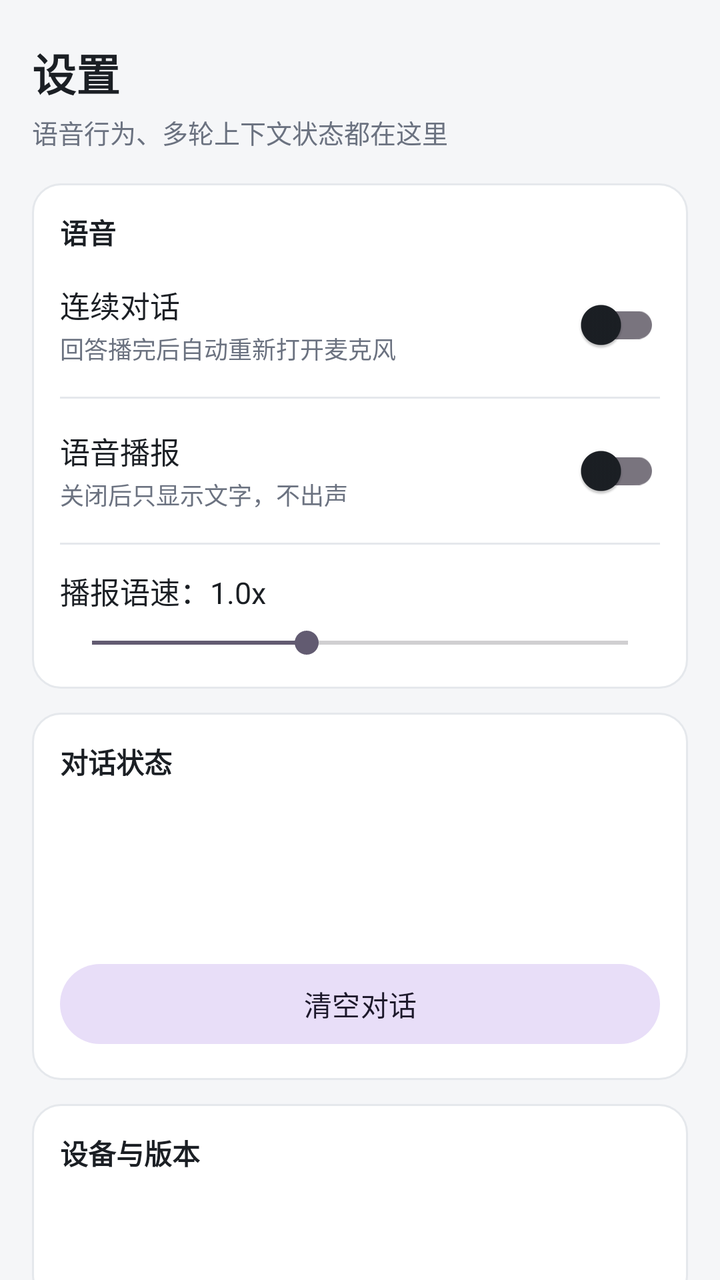
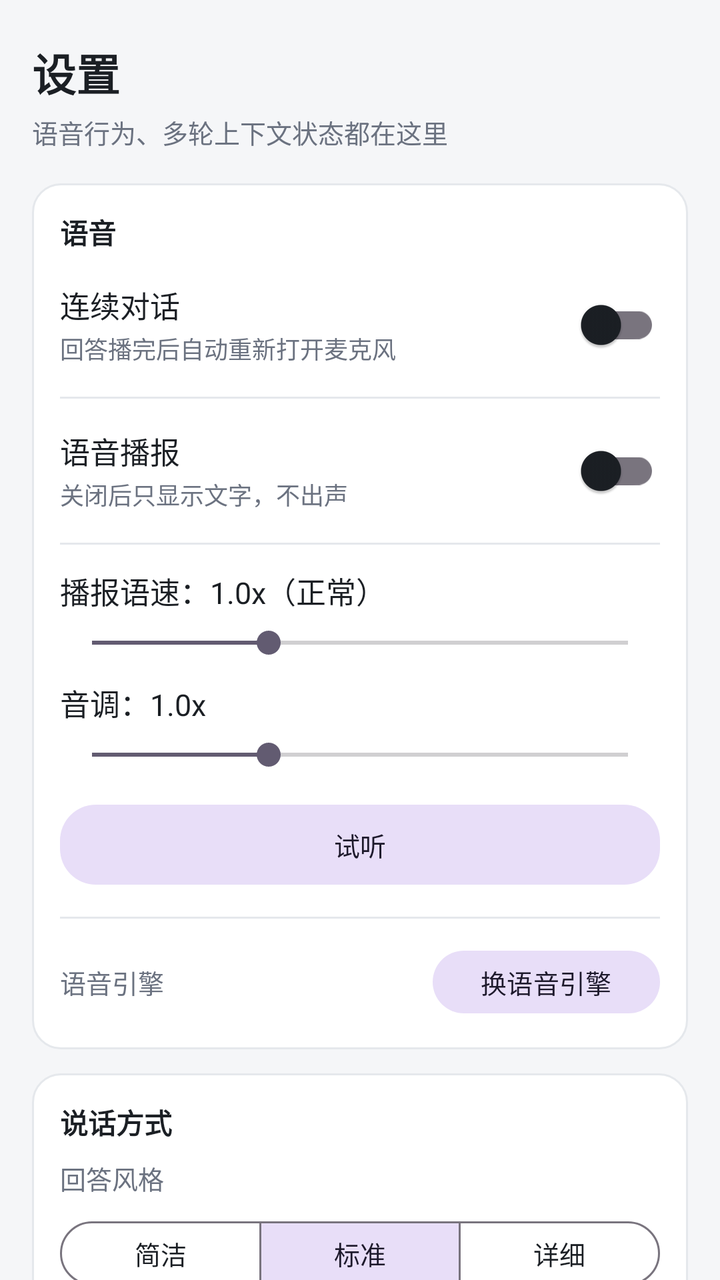

Two renders of the same Android screen: before a commit and after it. Below are the layout's source before the change and the commit's diff.
<!-- AndroidManifest.xml: application theme Theme.VoiceAssistant -->
<!-- res/layout/fragment_settings.xml -->
<?xml version="1.0" encoding="utf-8"?>
<ScrollView xmlns:android="http://schemas.android.com/apk/res/android"
    android:layout_width="match_parent"
    android:layout_height="match_parent"
    android:background="@color/bg_app"
    android:fillViewport="true"
    android:scrollbars="none">

    <LinearLayout
        android:layout_width="match_parent"
        android:layout_height="wrap_content"
        android:orientation="vertical"
        android:paddingStart="16dp"
        android:paddingTop="20dp"
        android:paddingEnd="16dp"
        android:paddingBottom="24dp">

        <TextView
            android:layout_width="wrap_content"
            android:layout_height="wrap_content"
            android:text="@string/settings_title"
            android:textColor="@color/text_primary"
            android:textSize="22sp"
            android:textStyle="bold" />

        <TextView
            android:layout_width="wrap_content"
            android:layout_height="wrap_content"
            android:layout_marginTop="4dp"
            android:text="@string/settings_subtitle"
            android:textColor="@color/text_secondary"
            android:textSize="13sp" />

        
        <LinearLayout
            android:layout_width="match_parent"
            android:layout_height="wrap_content"
            android:layout_marginTop="16dp"
            android:background="@drawable/bg_card"
            android:orientation="vertical"
            android:padding="14dp">

            <TextView
                android:layout_width="wrap_content"
                android:layout_height="wrap_content"
                android:text="@string/settings_group_voice"
                android:textColor="@color/text_primary"
                android:textSize="14sp"
                android:textStyle="bold" />

            <LinearLayout
                android:layout_width="match_parent"
                android:layout_height="wrap_content"
                android:layout_marginTop="12dp"
                android:gravity="center_vertical"
                android:orientation="horizontal">

                <LinearLayout
                    android:layout_width="0dp"
                    android:layout_height="wrap_content"
                    android:layout_weight="1"
                    android:orientation="vertical">

                    <TextView
                        android:layout_width="wrap_content"
                        android:layout_height="wrap_content"
                        android:text="@string/settings_continuous"
                        android:textColor="@color/text_primary"
                        android:textSize="15sp" />

                    <TextView
                        android:layout_width="wrap_content"
                        android:layout_height="wrap_content"
                        android:layout_marginTop="2dp"
                        android:text="@string/settings_continuous_desc"
                        android:textColor="@color/text_secondary"
                        android:textSize="12sp" />
                </LinearLayout>

                <com.google.android.material.switchmaterial.SwitchMaterial
                    android:id="@+id/switchContinuous"
                    android:layout_width="wrap_content"
                    android:layout_height="wrap_content" />
            </LinearLayout>

            <View
                android:layout_width="match_parent"
                android:layout_height="1dp"
                android:layout_marginTop="12dp"
                android:layout_marginBottom="12dp"
                android:background="@color/bubble_bot_stroke" />

            <LinearLayout
                android:layout_width="match_parent"
                android:layout_height="wrap_content"
                android:gravity="center_vertical"
                android:orientation="horizontal">

                <LinearLayout
                    android:layout_width="0dp"
                    android:layout_height="wrap_content"
                    android:layout_weight="1"
                    android:orientation="vertical">

                    <TextView
                        android:layout_width="wrap_content"
                        android:layout_height="wrap_content"
                        android:text="@string/settings_speak"
                        android:textColor="@color/text_primary"
                        android:textSize="15sp" />

                    <TextView
                        android:layout_width="wrap_content"
                        android:layout_height="wrap_content"
                        android:layout_marginTop="2dp"
                        android:text="@string/settings_speak_desc"
                        android:textColor="@color/text_secondary"
                        android:textSize="12sp" />
                </LinearLayout>

                <com.google.android.material.switchmaterial.SwitchMaterial
                    android:id="@+id/switchSpeak"
                    android:layout_width="wrap_content"
                    android:layout_height="wrap_content" />
            </LinearLayout>

            <View
                android:layout_width="match_parent"
                android:layout_height="1dp"
                android:layout_marginTop="12dp"
                android:layout_marginBottom="12dp"
                android:background="@color/bubble_bot_stroke" />

            <TextView
                android:id="@+id/tvRateValue"
                android:layout_width="wrap_content"
                android:layout_height="wrap_content"
                android:text="@string/settings_rate_default"
                android:textColor="@color/text_primary"
                android:textSize="15sp" />

            <SeekBar
                android:id="@+id/seekRate"
                android:layout_width="match_parent"
                android:layout_height="wrap_content"
                android:layout_marginTop="6dp"
                android:max="100"
                android:progress="40" />
        </LinearLayout>

        
        <LinearLayout
            android:layout_width="match_parent"
            android:layout_height="wrap_content"
            android:layout_marginTop="12dp"
            android:background="@drawable/bg_card"
            android:orientation="vertical"
            android:padding="14dp">

            <TextView
                android:layout_width="wrap_content"
                android:layout_height="wrap_content"
                android:text="@string/settings_group_context"
                android:textColor="@color/text_primary"
                android:textSize="14sp"
                android:textStyle="bold" />

            <TextView
                android:id="@+id/tvLastIntent"
                android:layout_width="match_parent"
                android:layout_height="wrap_content"
                android:layout_marginTop="10dp"
                android:textColor="@color/text_secondary"
                android:textSize="13sp" />

            <TextView
                android:id="@+id/tvContext"
                android:layout_width="match_parent"
                android:layout_height="wrap_content"
                android:layout_marginTop="6dp"
                android:textColor="@color/text_secondary"
                android:textSize="13sp" />

            <TextView
                android:id="@+id/tvMessageCount"
                android:layout_width="match_parent"
                android:layout_height="wrap_content"
                android:layout_marginTop="6dp"
                android:textColor="@color/text_secondary"
                android:textSize="13sp" />

            <com.google.android.material.button.MaterialButton
                android:id="@+id/btnClearChat"
                style="@style/Widget.Material3.Button.TonalButton"
                android:layout_width="match_parent"
                android:layout_height="wrap_content"
                android:layout_marginTop="12dp"
                android:text="@string/desc_clear" />
        </LinearLayout>

        
        <LinearLayout
            android:layout_width="match_parent"
            android:layout_height="wrap_content"
            android:layout_marginTop="12dp"
            android:background="@drawable/bg_card"
            android:orientation="vertical"
            android:padding="14dp">

            <TextView
                android:layout_width="wrap_content"
                android:layout_height="wrap_content"
                android:text="@string/settings_group_device"
                android:textColor="@color/text_primary"
                android:textSize="14sp"
                android:textStyle="bold" />

            <TextView
                android:id="@+id/tvRecognizerStatus"
                android:layout_width="match_parent"
                android:layout_height="wrap_content"
                android:layout_marginTop="10dp"
                android:textColor="@color/text_secondary"
                android:textSize="13sp" />

            <TextView
                android:id="@+id/tvVersion"
                android:layout_width="match_parent"
                android:layout_height="wrap_content"
                android:layout_marginTop="6dp"
                android:textColor="@color/text_secondary"
                android:textSize="13sp" />
        </LinearLayout>

    </LinearLayout>
</ScrollView>
<!-- resources referenced by this layout -->
<resources>
  <color name="bg_app">#F5F6F8</color>
  <color name="bubble_bot_stroke">#E5E8EC</color>
  <color name="text_primary">#1B1F24</color>
  <color name="text_secondary">#6B7280</color>
  <!-- drawable bg_card (drawable) -->
  <?xml version="1.0" encoding="utf-8"?>
  <shape xmlns:android="http://schemas.android.com/apk/res/android"
      android:shape="rectangle">
      <solid android:color="@color/surface" />
      <corners android:radius="14dp" />
      <stroke
          android:width="1dp"
          android:color="@color/bubble_bot_stroke" />
  </shape>
  <string name="desc_clear">清空对话</string>
  <string name="settings_continuous">连续对话</string>
  <string name="settings_continuous_desc">回答播完后自动重新打开麦克风</string>
  <string name="settings_group_context">对话状态</string>
  <string name="settings_group_device">设备与版本</string>
  <string name="settings_group_voice">语音</string>
  <string name="settings_rate_default">播报语速：1.0x</string>
  <string name="settings_speak">语音播报</string>
  <string name="settings_speak_desc">关闭后只显示文字，不出声</string>
  <string name="settings_subtitle">语音行为、多轮上下文状态都在这里</string>
  <string name="settings_title">设置</string>
  <style name="Theme.VoiceAssistant" parent="Base.Theme.VoiceAssistant" />
  <color name="surface">#FFFFFFFF</color>
  <style name="Base.Theme.VoiceAssistant" parent="Theme.Material3.Light.NoActionBar">
          
          <item name="colorPrimary">@color/brand_primary</item>
          <item name="colorOnPrimary">@color/white</item>
          <item name="colorPrimaryContainer">@color/chip_bg</item>
          <item name="colorOnPrimaryContainer">@color/brand_primary_dark</item>
          <item name="colorSurface">@color/surface</item>
          <item name="colorOnSurface">@color/text_primary</item>
          <item name="colorSurfaceVariant">@color/input_bg</item>
          <item name="colorOnSurfaceVariant">@color/text_secondary</item>
          <item name="android:colorBackground">@color/bg_app</item>
  
          
          <item name="android:windowBackground">@color/bg_app</item>
  
          
          <item name="android:statusBarColor">@android:color/transparent</item>
          <item name="android:navigationBarColor">@android:color/transparent</item>
          <item name="android:windowLightStatusBar">true</item>
          <item name="android:windowLightNavigationBar">true</item>
          <item name="android:windowDrawsSystemBarBackgrounds">true</item>
  
          
          <item name="android:forceDarkAllowed" tools:targetApi="q">false</item>
      </style>
  <color name="brand_primary">#2F6FED</color>
  <color name="white">#FFFFFFFF</color>
  <color name="chip_bg">#EAF1FE</color>
  <color name="brand_primary_dark">#1E4FBF</color>
  <color name="input_bg">#F1F3F5</color>
</resources>

<!-- the commit's change to res/layout/fragment_settings.xml (unified diff, before → after) -->
@@ -1,5 +1,6 @@
 <?xml version="1.0" encoding="utf-8"?>
 <ScrollView xmlns:android="http://schemas.android.com/apk/res/android"
+    xmlns:app="http://schemas.android.com/apk/res-auto"
     android:layout_width="match_parent"
     android:layout_height="match_parent"
     android:background="@color/bg_app"
@@ -145,7 +146,67 @@
                 android:layout_height="wrap_content"
                 android:layout_marginTop="6dp"
                 android:max="100"
-                android:progress="40" />
+                android:progress="33" />
+
+            <TextView
+                android:id="@+id/tvPitchValue"
+                android:layout_width="wrap_content"
+                android:layout_height="wrap_content"
+                android:layout_marginTop="10dp"
+                android:text="@string/settings_pitch_default"
+                android:textColor="@color/text_primary"
+                android:textSize="15sp" />
+
+            <SeekBar
+                android:id="@+id/seekPitch"
+                android:layout_width="match_parent"
+                android:layout_height="wrap_content"
+                android:layout_marginTop="6dp"
+                android:max="100"
+                android:progress="33" />
+
+            <com.google.android.material.button.MaterialButton
+                android:id="@+id/btnPreview"
+                style="@style/Widget.Material3.Button.TonalButton"
+                android:layout_width="match_parent"
+                android:layout_height="wrap_content"
+                android:layout_marginTop="12dp"
+                android:text="@string/settings_preview"
+                android:textSize="13sp"
+                app:cornerRadius="18dp" />
+
+            <View
+                android:layout_width="match_parent"
+                android:layout_height="1dp"
+                android:layout_marginTop="12dp"
+                android:layout_marginBottom="12dp"
+                android:background="@color/bubble_bot_stroke" />
+
+            <LinearLayout
+                android:layout_width="match_parent"
+                android:layout_height="wrap_content"
+                android:gravity="center_vertical"
+                android:orientation="horizontal">
+
+                <TextView
+                    android:id="@+id/tvEngine"
+                    android:layout_width="0dp"
+                    android:layout_height="wrap_content"
+                    android:layout_weight="1"
+                    android:text="@string/settings_engine_label"
+                    android:textColor="@color/text_secondary"
+                    android:textSize="13sp" />
+
+                <com.google.android.material.button.MaterialButton
+                    android:id="@+id/btnEngine"
+                    style="@style/Widget.Material3.Button.TonalButton"
+                    android:layout_width="wrap_content"
+                    android:layout_height="wrap_content"
+                    android:minHeight="36dp"
+                    android:text="@string/settings_engine_pick"
+                    android:textSize="13sp"
+                    app:cornerRadius="18dp" />
+            </LinearLayout>
         </LinearLayout>
 
         
@@ -160,42 +221,99 @@
             <TextView
                 android:layout_width="wrap_content"
                 android:layout_height="wrap_content"
-                android:text="@string/settings_group_context"
+                android:text="@string/settings_group_style"
                 android:textColor="@color/text_primary"
                 android:textSize="14sp"
                 android:textStyle="bold" />
 
             <TextView
-                android:id="@+id/tvLastIntent"
-                android:layout_width="match_parent"
-                android:layout_height="wrap_content"
-                android:layout_marginTop="10dp"
-                android:textColor="@color/text_secondary"
-                android:textSize="13sp" />
-
-            <TextView
-                android:id="@+id/tvContext"
-                android:layout_width="match_parent"
-                android:layout_height="wrap_content"
-                android:layout_marginTop="6dp"
-                android:textColor="@color/text_secondary"
-                android:textSize="13sp" />
-
-            <TextView
-                android:id="@+id/tvMessageCount"
-                android:layout_width="match_parent"
-                android:layout_height="wrap_content"
-                android:layout_marginTop="6dp"
-                android:textColor="@color/text_secondary"
-                android:textSize="13sp" />
-
-            <com.google.android.material.button.MaterialButton
-                android:id="@+id/btnClearChat"
-                style="@style/Widget.Material3.Button.TonalButton"
-                android:layout_width="match_parent"
-                android:layout_height="wrap_content"
-                android:layout_marginTop="12dp"
-                android:text="@string/desc_clear" />
+                android:layout_width="wrap_content"
+                android:layout_height="wrap_content"
+                android:layout_marginTop="8dp"
+                android:text="@string/settings_style"
+                android:textColor="@color/text_secondary"
+                android:textSize="13sp" />
+
+            <com.google.android.material.button.MaterialButtonToggleGroup
+                android:id="@+id/toggleStyle"
+                android:layout_width="match_parent"
+                android:layout_height="wrap_content"
+                android:layout_marginTop="8dp"
+                app:checkedButton="@+id/btnStyleStandard"
+                app:selectionRequired="true"
+                app:singleSelection="true">
+
+                <com.google.android.material.button.MaterialButton
+                    android:id="@+id/btnStyleConcise"
+                    style="@style/Widget.Material3.Button.OutlinedButton"
+                    android:layout_width="0dp"
+                    android:layout_height="wrap_content"
+                    android:layout_weight="1"
+                    android:minHeight="40dp"
+                    android:text="@string/settings_style_concise"
+                    android:textSize="13sp" />
+
+                <com.google.android.material.button.MaterialButton
+                    android:id="@+id/btnStyleStandard"
+                    style="@style/Widget.Material3.Button.OutlinedButton"
+                    android:layout_width="0dp"
+                    android:layout_height="wrap_content"
+                    android:layout_weight="1"
+                    android:minHeight="40dp"
+                    android:text="@string/settings_style_standard"
+                    android:textSize="13sp" />
+
+                <com.google.android.material.button.MaterialButton
+                    android:id="@+id/btnStyleDetailed"
+                    style="@style/Widget.Material3.Button.OutlinedButton"
+                    android:layout_width="0dp"
+                    android:layout_height="wrap_content"
+                    android:layout_weight="1"
+                    android:minHeight="40dp"
+                    android:text="@string/settings_style_detailed"
+                    android:textSize="13sp" />
+            </com.google.android.material.button.MaterialButtonToggleGroup>
+
+            <View
+                android:layout_width="match_parent"
+                android:layout_height="1dp"
+                android:layout_marginTop="12dp"
+                android:layout_marginBottom="12dp"
+                android:background="@color/bubble_bot_stroke" />
+
+            <LinearLayout
+                android:layout_width="match_parent"
+                android:layout_height="wrap_content"
+                android:gravity="center_vertical"
+                android:orientation="horizontal">
+
+                <LinearLayout
+                    android:layout_width="0dp"
+                    android:layout_height="wrap_content"
+                    android:layout_weight="1"
+                    android:orientation="vertical">
+
+                    <TextView
+                        android:layout_width="wrap_content"
+                        android:layout_height="wrap_content"
+                        android:text="@string/settings_follow_up"
+                        android:textColor="@color/text_primary"
+                        android:textSize="15sp" />
+
+                    <TextView
+                        android:layout_width="wrap_content"
+                        android:layout_height="wrap_content"
+                        android:layout_marginTop="2dp"
+                        android:text="@string/settings_follow_up_desc"
+                        android:textColor="@color/text_secondary"
+                        android:textSize="12sp" />
+                </LinearLayout>
+
+                <com.google.android.material.switchmaterial.SwitchMaterial
+                    android:id="@+id/switchFollowUp"
+                    android:layout_width="wrap_content"
+                    android:layout_height="wrap_content" />
+            </LinearLayout>
         </LinearLayout>
 
         
@@ -210,11 +328,209 @@
             <TextView
                 android:layout_width="wrap_content"
                 android:layout_height="wrap_content"
-                android:text="@string/settings_group_device"
+                android:text="@string/settings_group_learn"
                 android:textColor="@color/text_primary"
                 android:textSize="14sp"
                 android:textStyle="bold" />
 
+            <LinearLayout
+                android:layout_width="match_parent"
+                android:layout_height="wrap_content"
+                android:layout_marginTop="12dp"
+                android:gravity="center_vertical"
+                android:orientation="horizontal">
+
+                <LinearLayout
+                    android:layout_width="0dp"
+                    android:layout_height="wrap_content"
+                    android:layout_weight="1"
+                    android:orientation="vertical">
+
+                    <TextView
+                        android:layout_width="wrap_content"
+                        android:layout_height="wrap_content"
+                        android:text="@string/settings_auto_learn"
+                        android:textColor="@color/text_primary"
+                        android:textSize="15sp" />
+
+                    <TextView
+                        android:layout_width="wrap_content"
+                        android:layout_height="wrap_content"
+                        android:layout_marginTop="2dp"
+                        android:text="@string/settings_auto_learn_desc"
+                        android:textColor="@color/text_secondary"
+                        android:textSize="12sp" />
+                </LinearLayout>
+
+                <com.google.android.material.switchmaterial.SwitchMaterial
+                    android:id="@+id/switchAutoLearn"
+                    android:layout_width="wrap_content"
+                    android:layout_height="wrap_content" />
+            </LinearLayout>
+
+            <TextView
+                android:id="@+id/tvLearnStat"
+                android:layout_width="match_parent"
+                android:layout_height="wrap_content"
+                android:layout_marginTop="10dp"
+                android:textColor="@color/text_secondary"
+                android:textSize="13sp" />
+
+            <LinearLayout
+                android:layout_width="match_parent"
+                android:layout_height="wrap_content"
+                android:layout_marginTop="8dp"
+                android:gravity="center_vertical"
+                android:orientation="horizontal">
+
+                <TextView
+                    android:id="@+id/tvPendingStat"
+                    android:layout_width="0dp"
+                    android:layout_height="wrap_content"
+                    android:layout_weight="1"
+                    android:textColor="@color/text_secondary"
+                    android:textSize="13sp" />
+
+                <com.google.android.material.button.MaterialButton
+                    android:id="@+id/btnGoTeach"
+                    style="@style/Widget.Material3.Button.TonalButton"
+                    android:layout_width="wrap_content"
+                    android:layout_height="wrap_content"
+                    android:minHeight="36dp"
+                    android:text="@string/settings_go_teach"
+                    android:textSize="13sp"
+                    app:cornerRadius="18dp" />
+            </LinearLayout>
+
+            <View
+                android:layout_width="match_parent"
+                android:layout_height="1dp"
+                android:layout_marginTop="12dp"
+                android:layout_marginBottom="12dp"
+                android:background="@color/bubble_bot_stroke" />
+
+            <LinearLayout
+                android:layout_width="match_parent"
+                android:layout_height="wrap_content"
+                android:gravity="center_vertical"
+                android:orientation="horizontal">
+
+                <LinearLayout
+                    android:layout_width="0dp"
+                    android:layout_height="wrap_content"
+                    android:layout_weight="1"
+                    android:orientation="vertical">
+
+                    <TextView
+                        android:layout_width="wrap_content"
+                        android:layout_height="wrap_content"
+                        android:text="@string/settings_cloud"
+                        android:textColor="@color/text_primary"
+                        android:textSize="15sp" />
+
+                    <TextView
+                        android:layout_width="wrap_content"
+                        android:layout_height="wrap_content"
+                        android:layout_marginTop="2dp"
+                        android:text="@string/settings_cloud_desc"
+                        android:textColor="@color/text_secondary"
+                        android:textSize="12sp" />
+                </LinearLayout>
+
+                <com.google.android.material.switchmaterial.SwitchMaterial
+                    android:id="@+id/switchCloud"
+                    android:layout_width="wrap_content"
+                    android:layout_height="wrap_content" />
+            </LinearLayout>
+
+            <TextView
+                android:id="@+id/tvCloudState"
+                android:layout_width="match_parent"
+                android:layout_height="wrap_content"
+                android:layout_marginTop="10dp"
+                android:textColor="@color/text_secondary"
+                android:textSize="13sp" />
+
+            <com.google.android.material.button.MaterialButton
+                android:id="@+id/btnCloudConfig"
+                style="@style/Widget.Material3.Button.TonalButton"
+                android:layout_width="match_parent"
+                android:layout_height="wrap_content"
+                android:layout_marginTop="10dp"
+                android:text="@string/settings_cloud_config"
+                android:textSize="13sp"
+                app:cornerRadius="18dp" />
+        </LinearLayout>
+
+        
+        <LinearLayout
+            android:layout_width="match_parent"
+            android:layout_height="wrap_content"
+            android:layout_marginTop="12dp"
+            android:background="@drawable/bg_card"
+            android:orientation="vertical"
+            android:padding="14dp">
+
+            <TextView
+                android:layout_width="wrap_content"
+                android:layout_height="wrap_content"
+                android:text="@string/settings_group_context"
+                android:textColor="@color/text_primary"
+                android:textSize="14sp"
+                android:textStyle="bold" />
+
+            <TextView
+                android:id="@+id/tvLastIntent"
+                android:layout_width="match_parent"
+                android:layout_height="wrap_content"
+                android:layout_marginTop="10dp"
+                android:textColor="@color/text_secondary"
+                android:textSize="13sp" />
+
+            <TextView
+                android:id="@+id/tvContext"
+                android:layout_width="match_parent"
+                android:layout_height="wrap_content"
+                android:layout_marginTop="6dp"
+                android:textColor="@color/text_secondary"
+                android:textSize="13sp" />
+
+            <TextView
+                android:id="@+id/tvMessageCount"
+                android:layout_width="match_parent"
+                android:layout_height="wrap_content"
+                android:layout_marginTop="6dp"
+                android:textColor="@color/text_secondary"
+                android:textSize="13sp" />
+
+            <com.google.android.material.button.MaterialButton
+                android:id="@+id/btnClearChat"
+                style="@style/Widget.Material3.Button.TonalButton"
+                android:layout_width="match_parent"
+                android:layout_height="wrap_content"
+                android:layout_marginTop="12dp"
+                android:text="@string/desc_clear"
+                android:textSize="13sp"
+                app:cornerRadius="18dp" />
+        </LinearLayout>
+
+        
+        <LinearLayout
+            android:layout_width="match_parent"
+            android:layout_height="wrap_content"
+            android:layout_marginTop="12dp"
+            android:background="@drawable/bg_card"
+            android:orientation="vertical"
+            android:padding="14dp">
+
+            <TextView
+                android:layout_width="wrap_content"
+                android:layout_height="wrap_content"
+                android:text="@string/settings_group_device"
+                android:textColor="@color/text_primary"
+                android:textSize="14sp"
+                android:textStyle="bold" />
+
             <TextView
                 android:id="@+id/tvRecognizerStatus"
                 android:layout_width="match_parent"
@@ -230,6 +546,16 @@
                 android:layout_marginTop="6dp"
                 android:textColor="@color/text_secondary"
                 android:textSize="13sp" />
+
+            <com.google.android.material.button.MaterialButton
+                android:id="@+id/btnResetSettings"
+                style="@style/Widget.Material3.Button.OutlinedButton"
+                android:layout_width="match_parent"
+                android:layout_height="wrap_content"
+                android:layout_marginTop="12dp"
+                android:text="@string/settings_reset"
+                android:textSize="13sp"
+                app:cornerRadius="18dp" />
         </LinearLayout>
 
     </LinearLayout>
<!-- resource entries referenced after the edit -->
@@ -15,14 +15,33 @@
           android:color="@color/bubble_bot_stroke" />
   </shape>
   <string name="desc_clear">清空对话</string>
+  <string name="settings_auto_learn">自学习</string>
+  <string name="settings_auto_learn_desc">相似说法自动学会，不用一句句教</string>
+  <string name="settings_cloud">云端增强（可选）</string>
+  <string name="settings_cloud_config">配置接口</string>
+  <string name="settings_cloud_desc">本地答不上来时才联网问一次大模型，不填也能正常用</string>
   <string name="settings_continuous">连续对话</string>
   <string name="settings_continuous_desc">回答播完后自动重新打开麦克风</string>
+  <string name="settings_engine_label">语音引擎</string>
+  <string name="settings_engine_pick">换语音引擎</string>
+  <string name="settings_follow_up">主动追问</string>
+  <string name="settings_follow_up_desc">回答完递一句反问，让对话能继续</string>
+  <string name="settings_go_teach">去教它</string>
   <string name="settings_group_context">对话状态</string>
   <string name="settings_group_device">设备与版本</string>
+  <string name="settings_group_learn">自学习与智能</string>
+  <string name="settings_group_style">说话方式</string>
   <string name="settings_group_voice">语音</string>
-  <string name="settings_rate_default">播报语速：1.0x</string>
+  <string name="settings_pitch_default">音调：1.0x</string>
+  <string name="settings_preview">试听</string>
+  <string name="settings_rate_default">播报语速：1.0x（正常）</string>
+  <string name="settings_reset">恢复默认设置</string>
   <string name="settings_speak">语音播报</string>
   <string name="settings_speak_desc">关闭后只显示文字，不出声</string>
+  <string name="settings_style">回答风格</string>
+  <string name="settings_style_concise">简洁</string>
+  <string name="settings_style_detailed">详细</string>
+  <string name="settings_style_standard">标准</string>
   <string name="settings_subtitle">语音行为、多轮上下文状态都在这里</string>
   <string name="settings_title">设置</string>
   <style name="Theme.VoiceAssistant" parent="Base.Theme.VoiceAssistant" />
